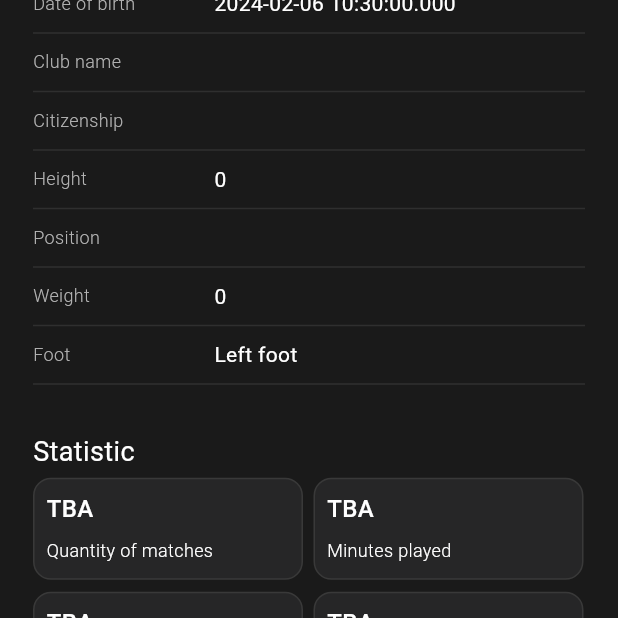
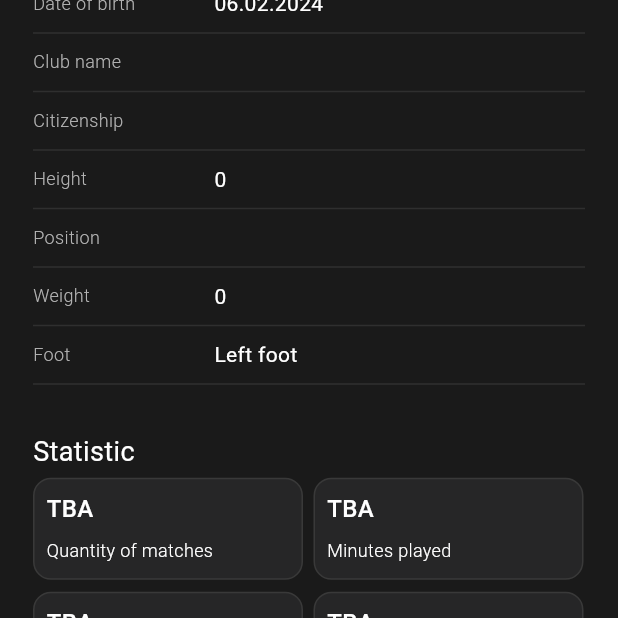
Before and after one commit to Jason1258t/BCSports-mobile, a Flutter app: the MarketProductScreen screen opened directly with empty values, scrolled down 983 dp, on a phone screen of 412 x 824 dp, the top half of it. Run offline on Flutter 3.47's test engine with Material 3 defaults, Android fonts, the phone set to English and light mode, and no system bars; our stand-ins replace bloc, cloud_firestore, firebase_auth, firebase_core, flutter_bloc, flutter_svg and 5 more; missing offline and left inert: dart:ffi; accounts and stored records are empty; network calls fail; Roboto replaces fonts that are missing (Geologica).

Commit message:
FIXED -Bithday displaying

```diff
--- a/lib/features/market/ui/market_product_screen.dart
+++ b/lib/features/market/ui/market_product_screen.dart
@@ -9,6 +9,7 @@ import 'package:bcsports_mobile/widgets/buttons/button_back.dart';
 import 'package:bcsports_mobile/widgets/popups/create_wallet.dart';
 import 'package:bcsports_mobile/widgets/popups/place_bit.dart';
 import 'package:flutter/material.dart';
+import 'package:intl/intl.dart';
 
 class MarketProductScreen extends StatefulWidget {
   final NftModel nft;
@@ -110,7 +111,8 @@ class _MarketProductScreenState extends State<MarketProductScreen> {
                           onTap: () {
                             showDialog(
                                 context: context,
-                                builder: (context) => const CreateWalletPopup());
+                                builder: (context) =>
+                                    const CreateWalletPopup());
                           },
                           isActive: true),
                       const SizedBox(
@@ -263,7 +265,9 @@ class _MarketProductScreenState extends State<MarketProductScreen> {
                       ),
                       PlayerDetailsLineWidget(
                         attr: "Date of birth",
-                        value: widget.nft.birthday.toString(),
+                        value: DateFormat('dd.MM.yyyy')
+                            .format(widget.nft.birthday)
+                            .toString(),
                       ),
                       PlayerDetailsLineWidget(
                         attr: "Club name",
@@ -341,8 +345,9 @@ class _MarketProductScreenState extends State<MarketProductScreen> {
                           PlayerMatchStatsWidget(
                             attr: 'Fouls',
                           ),
-
-                           SizedBox(height: 50,),
+                          SizedBox(
+                            height: 50,
+                          ),
                         ],
                       )
                     ],
--- a/lib/features/market/ui/widgets/nft_card.dart
+++ b/lib/features/market/ui/widgets/nft_card.dart
@@ -1,12 +1,11 @@
 import 'dart:ui';
 
-import 'package:bcsports_mobile/features/market/data/market_repository.dart';
 import 'package:bcsports_mobile/models/market/nft_model.dart';
 import 'package:bcsports_mobile/utils/colors.dart';
 import 'package:bcsports_mobile/utils/fonts.dart';
 import 'package:bcsports_mobile/utils/gradients.dart';
 import 'package:flutter/material.dart';
-import 'package:flutter_bloc/flutter_bloc.dart';
+import 'package:intl/intl.dart';
 
 class MarketNftCard extends StatefulWidget {
   final NftModel nft;
@@ -174,7 +173,7 @@ class MarketNftCardState extends State<MarketNftCard> {
                                         .copyWith(color: AppColors.white),
                                   ),
                                   Text(
-                                    widget.nft.birthday
+                                    DateFormat('dd.MM.yyyy').format(widget.nft.birthday)
                                         .toString()
                                         .toUpperCase(),
                                     overflow: TextOverflow.ellipsis,
--- a/pubspec.yaml
+++ b/pubspec.yaml
@@ -27,6 +27,7 @@ dependencies:
   firebase_database: ^10.4.4
   firebase_database_platform_interface: ^0.2.5+20
   cloud_firestore: ^4.15.3
+  intl: ^0.19.0
 
 dev_dependencies:
   flutter_test:
```
Also changed, not shown: pubspec.lock.
